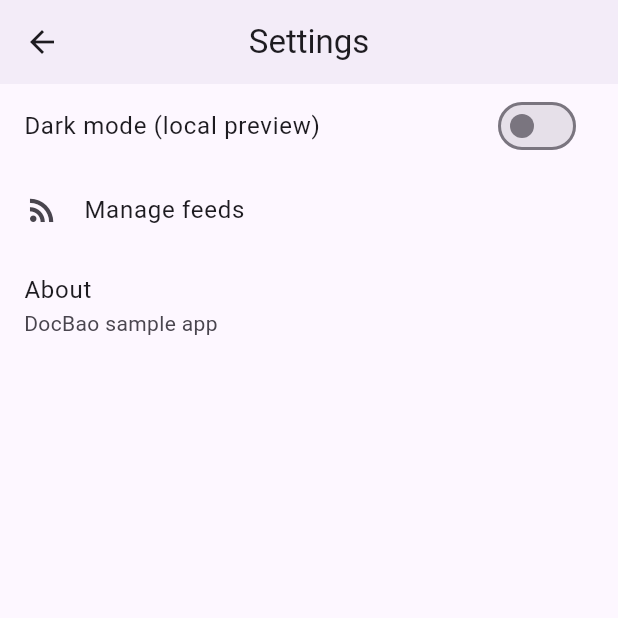
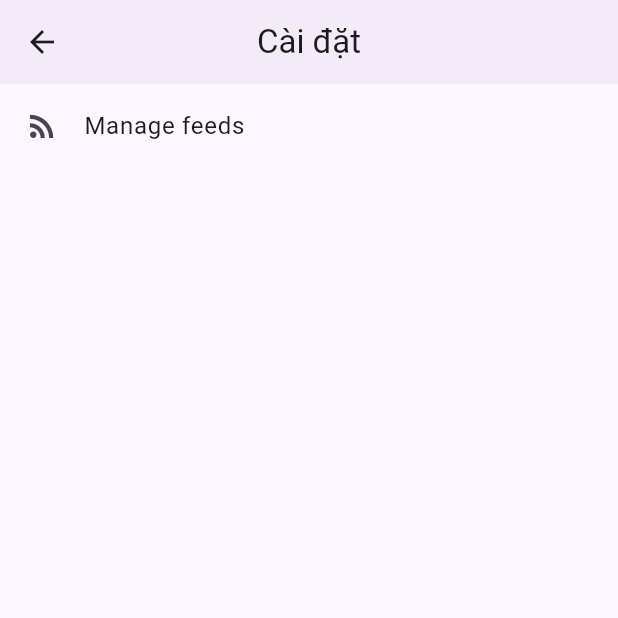
Before and after one commit to quanyeudau/DocBao_AnhQuan, a Flutter app: the screen it shows after launch, after a tap on the "settings" icon, on a phone screen of 412 x 824 dp, the top half of it. Run offline on Flutter 3.47's test engine with Material 3 defaults, Android fonts, the phone set to English and light mode, and no system bars; our stand-ins replace shared_preferences, webview_flutter; missing offline and left inert: webfeed; network calls fail.

Commit message:
Settings: remove About and dark-mode toggle; wire ManageFeeds from Settings via FeedProvider

```diff
--- a/lib/screens/home_screen.dart
+++ b/lib/screens/home_screen.dart
@@ -35,7 +35,7 @@ class _HomeScreenState extends State<HomeScreen> {
 
     return Scaffold(
       appBar: AppBar(
-        title: const Text('DocBao'),
+        title: const Text('Đọc Báo Online'),
         actions: [
           IconButton(
             icon: const Icon(Icons.bookmarks),
@@ -47,7 +47,7 @@ class _HomeScreenState extends State<HomeScreen> {
           ),
           IconButton(
             icon: const Icon(Icons.settings),
-            onPressed: () => Navigator.of(context).push(MaterialPageRoute(builder: (_) => const SettingsScreen())),
+            onPressed: () => Navigator.of(context).push(MaterialPageRoute(builder: (_) => SettingsScreen(feedProvider: feedProvider))),
           ),
         ],
       ),
--- a/lib/screens/settings_screen.dart
+++ b/lib/screens/settings_screen.dart
@@ -1,40 +1,30 @@
 import 'package:flutter/material.dart';
 
-class SettingsScreen extends StatefulWidget {
-  const SettingsScreen({super.key});
+import '../providers/feed_provider.dart';
+import 'manage_feeds_screen.dart';
 
-  @override
-  State<SettingsScreen> createState() => _SettingsScreenState();
-}
+class SettingsScreen extends StatelessWidget {
+  final FeedProvider? feedProvider;
 
-class _SettingsScreenState extends State<SettingsScreen> {
-  bool _dark = false;
+  const SettingsScreen({super.key, this.feedProvider});
 
   @override
   Widget build(BuildContext context) {
     return Scaffold(
-      appBar: AppBar(title: const Text('Settings')),
+      appBar: AppBar(title: const Text('Cài đặt')),
       body: ListView(
         children: [
-          SwitchListTile(
-            title: const Text('Dark mode (local preview)'),
-            value: _dark,
-            onChanged: (v) => setState(() => _dark = v),
-          ),
           ListTile(
             title: const Text('Manage feeds'),
             leading: const Icon(Icons.rss_feed),
             onTap: () {
-              // Navigate to manage feeds screen; find FeedProvider from ancestor by type is not used in this app,
-              // so require caller to push ManageFeedsScreen with provider passed. We'll attempt to read it via
-              // ModalRoute arguments or use Navigator to push a placeholder.
-              Navigator.of(context).push(MaterialPageRoute(builder: (ctx) => const SizedBox.shrink()));
+              if (feedProvider != null) {
+                Navigator.of(context).push(MaterialPageRoute(builder: (_) => ManageFeedsScreen(feedProvider: feedProvider!)));
+              } else {
+                ScaffoldMessenger.of(context).showSnackBar(const SnackBar(content: Text('Không thể mở Manage feeds từ đây')));
+              }
             },
           ),
-          ListTile(
-            title: const Text('About'),
-            subtitle: const Text('DocBao sample app'),
-          )
         ],
       ),
     );
```
